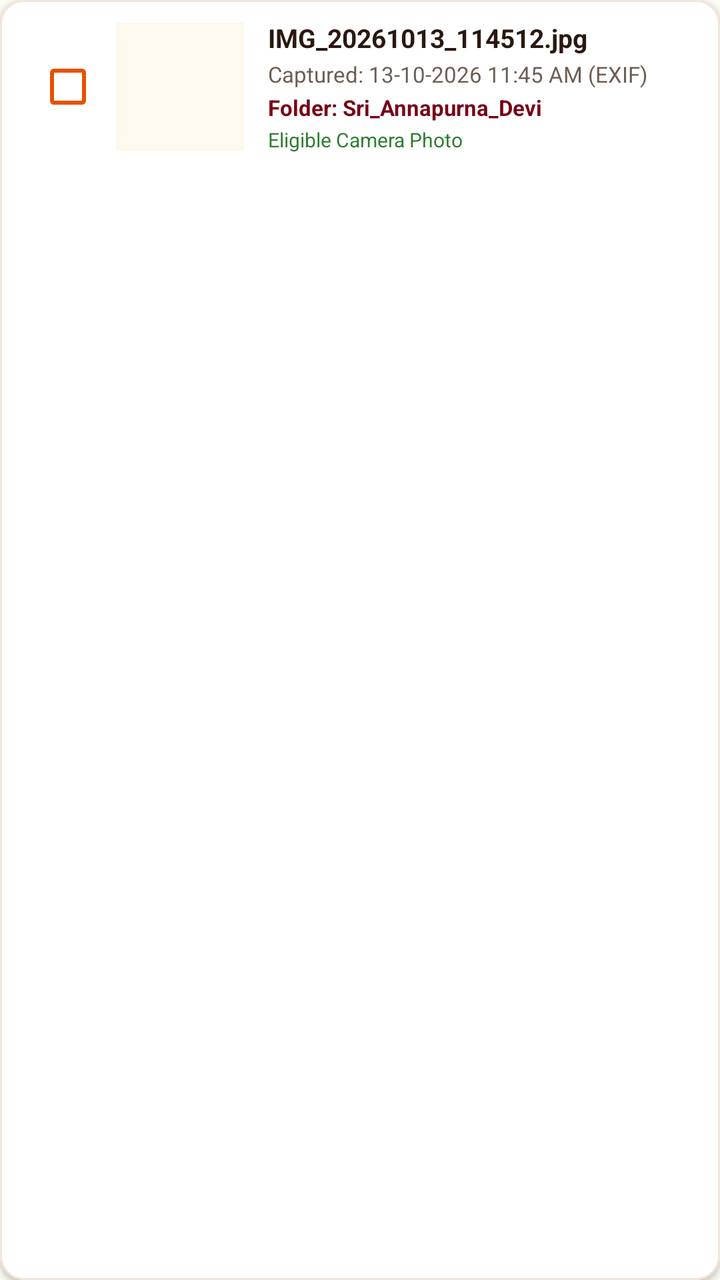
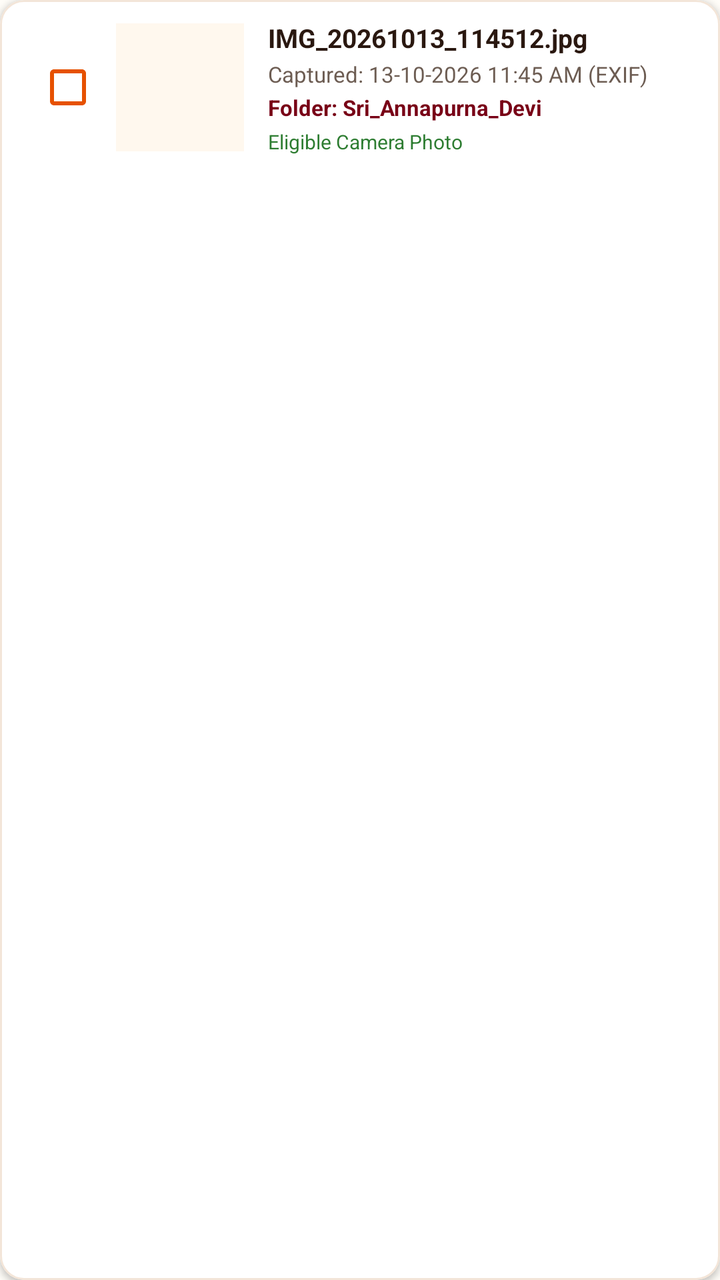

The first picture is an Android layout as it rendered before a commit; the second is the same layout after the commit. The layout source and the unified diff follow.
<!-- AndroidManifest.xml: application theme Theme.DussehraPhotoOrganizer -->
<!-- res/layout/item_photo_card.xml -->
<?xml version="1.0" encoding="utf-8"?>
<com.google.android.material.card.MaterialCardView
    xmlns:android="http://schemas.android.com/apk/res/android"
    xmlns:app="http://schemas.android.com/apk/res-auto"
    android:layout_width="match_parent"
    android:layout_height="wrap_content"
    app:cardCornerRadius="12dp"
    app:cardElevation="2dp"
    app:strokeColor="@color/card_border"
    app:strokeWidth="1dp"
    app:cardBackgroundColor="@color/white"
    android:layout_marginBottom="10dp">

    <LinearLayout
        android:layout_width="match_parent"
        android:layout_height="wrap_content"
        android:orientation="horizontal"
        android:padding="10dp"
        android:gravity="center_vertical">

        <CheckBox
            android:id="@+id/cbSelectPhoto"
            android:layout_width="wrap_content"
            android:layout_height="wrap_content"
            android:buttonTint="@color/primary_saffron" />

        <ImageView
            android:id="@+id/ivThumbnail"
            android:layout_width="64dp"
            android:layout_height="64dp"
            android:scaleType="centerCrop"
            android:background="@color/cream_surface"
            android:contentDescription="Photo thumbnail" />

        <LinearLayout
            android:layout_width="0dp"
            android:layout_weight="1"
            android:layout_height="wrap_content"
            android:orientation="vertical"
            android:layout_marginStart="12dp">

            <TextView
                android:id="@+id/tvPhotoFileName"
                android:layout_width="wrap_content"
                android:layout_height="wrap_content"
                android:text="IMG_20261013_114512.jpg"
                android:textSize="13sp"
                android:textStyle="bold"
                android:textColor="@color/text_primary"
                android:maxLines="1"
                android:ellipsize="end" />

            <TextView
                android:id="@+id/tvCaptureDate"
                android:layout_width="wrap_content"
                android:layout_height="wrap_content"
                android:text="Captured: 13-10-2026 11:45 AM (EXIF)"
                android:textSize="11sp"
                android:textColor="@color/text_secondary"
                android:layout_marginTop="2dp" />

            <TextView
                android:id="@+id/tvDestinationFolder"
                android:layout_width="wrap_content"
                android:layout_height="wrap_content"
                android:text="Folder: Sri_Annapurna_Devi"
                android:textSize="11sp"
                android:textColor="@color/maroon_kumkum"
                android:textStyle="bold"
                android:layout_marginTop="2dp" />

            <TextView
                android:id="@+id/tvStatusBadge"
                android:layout_width="wrap_content"
                android:layout_height="wrap_content"
                android:text="Eligible Camera Photo"
                android:textSize="10sp"
                android:textColor="@color/status_success"
                android:layout_marginTop="2dp" />
        </LinearLayout>

    </LinearLayout>

</com.google.android.material.card.MaterialCardView>
<!-- resources referenced by this layout -->
<resources>
  <color name="card_border">#F3E5D8</color>
  <color name="cream_surface">#FFF8EE</color>
  <color name="maroon_kumkum">#780016</color>
  <color name="primary_saffron">#E65100</color>
  <color name="status_success">#2E7D32</color>
  <color name="text_primary">#2A1810</color>
  <color name="text_secondary">#6D5D53</color>
  <color name="white">#FFFFFF</color>
  <style name="Theme.DussehraPhotoOrganizer" parent="Theme.Material3.DayNight.NoActionBar">
          
          <item name="colorPrimary">@color/primary_saffron</item>
          <item name="colorOnPrimary">@color/text_on_saffron</item>
          <item name="colorPrimaryContainer">@color/primary_saffron_light</item>
          
          
          <item name="colorSecondary">@color/maroon_kumkum</item>
          <item name="colorOnSecondary">@color/text_on_maroon</item>
  
          
          <item name="android:colorBackground">@color/cream_background</item>
          <item name="colorSurface">@color/cream_surface</item>
          <item name="colorOnSurface">@color/text_primary</item>
  
          
          <item name="android:statusBarColor">@color/primary_saffron_dark</item>
          <item name="android:windowLightStatusBar">false</item>
      </style>
  <color name="text_on_saffron">#FFFFFF</color>
  <color name="primary_saffron_light">#FFB74D</color>
  <color name="text_on_maroon">#FFFFFF</color>
  <color name="cream_background">#FFFDF8</color>
  <color name="primary_saffron_dark">#BF360C</color>
</resources>

<!-- the commit's change to res/layout/item_photo_card.xml (unified diff, before → after) -->
@@ -2,6 +2,7 @@
 <com.google.android.material.card.MaterialCardView
     xmlns:android="http://schemas.android.com/apk/res/android"
     xmlns:app="http://schemas.android.com/apk/res-auto"
+    android:id="@+id/cardPhotoItem"
     android:layout_width="match_parent"
     android:layout_height="wrap_content"
     app:cardCornerRadius="12dp"
@@ -69,14 +70,37 @@
                 android:textStyle="bold"
                 android:layout_marginTop="2dp" />
 
-            <TextView
-                android:id="@+id/tvStatusBadge"
-                android:layout_width="wrap_content"
+            <LinearLayout
+                android:layout_width="match_parent"
                 android:layout_height="wrap_content"
-                android:text="Eligible Camera Photo"
-                android:textSize="10sp"
-                android:textColor="@color/status_success"
-                android:layout_marginTop="2dp" />
+                android:orientation="horizontal"
+                android:gravity="center_vertical"
+                android:layout_marginTop="3dp">
+
+                <TextView
+                    android:id="@+id/tvStatusBadge"
+                    android:layout_width="0dp"
+                    android:layout_weight="1"
+                    android:layout_height="wrap_content"
+                    android:text="Eligible Camera Photo"
+                    android:textSize="10sp"
+                    android:textColor="@color/status_success" />
+
+                <TextView
+                    android:id="@+id/tvCopiedBadge"
+                    android:layout_width="wrap_content"
+                    android:layout_height="wrap_content"
+                    android:text="✓ ALREADY COPIED"
+                    android:textSize="9sp"
+                    android:textStyle="bold"
+                    android:textColor="@color/copied_badge_text"
+                    android:background="@color/copied_badge_bg"
+                    android:paddingStart="6dp"
+                    android:paddingEnd="6dp"
+                    android:paddingTop="2dp"
+                    android:paddingBottom="2dp"
+                    android:visibility="gone" />
+            </LinearLayout>
         </LinearLayout>
 
     </LinearLayout>
<!-- resource entries referenced after the edit -->
@@ -1,6 +1,8 @@
 <!-- resources referenced by this layout -->
 <resources>
   <color name="card_border">#F3E5D8</color>
+  <color name="copied_badge_bg">#DCFCE7</color>
+  <color name="copied_badge_text">#15803D</color>
   <color name="cream_surface">#FFF8EE</color>
   <color name="maroon_kumkum">#780016</color>
   <color name="primary_saffron">#E65100</color>
